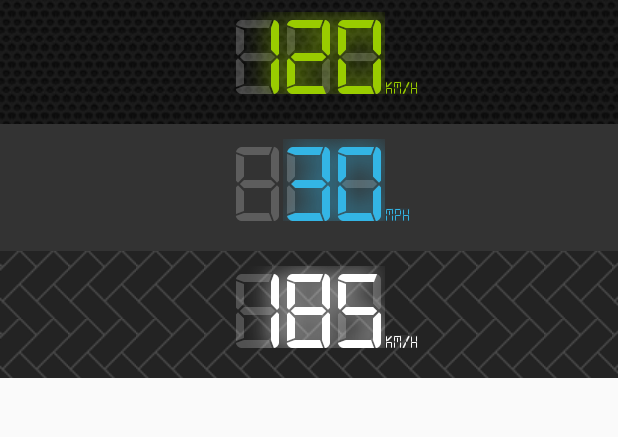
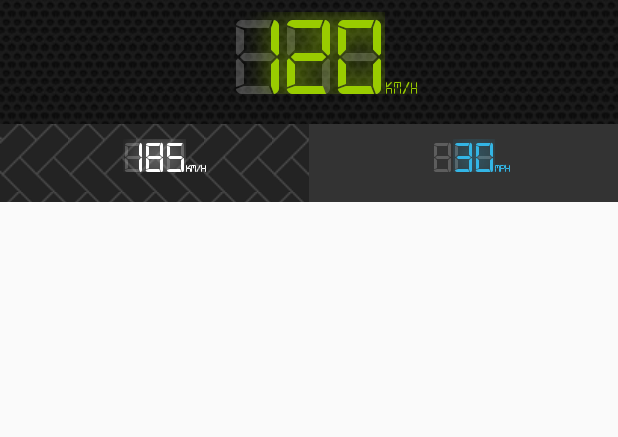
Before and after one commit to capur16/DigitSpeedView, an Android app: the screen it shows after launch (MainActivity), on a phone screen of 412 x 824 dp, the part 87-524 px from its top. Run offline under Robolectric (Android 15) with nearby library versions, the phone set to English and light mode, and no system bars.

Commit message:
Update demo

```diff
--- a/app/src/main/res/layout/activity_digit_speed_view.xml
+++ b/app/src/main/res/layout/activity_digit_speed_view.xml
@@ -1,45 +1,54 @@
 <?xml version="1.0" encoding="utf-8"?>
-<ScrollView android:layout_width="match_parent"
-    android:layout_height="match_parent"
-    xmlns:android="http://schemas.android.com/apk/res/android"
+<ScrollView xmlns:android="http://schemas.android.com/apk/res/android"
+    xmlns:app="http://schemas.android.com/apk/res-auto"
     xmlns:tools="http://schemas.android.com/tools"
-    xmlns:app="http://schemas.android.com/apk/res-auto">
+    android:layout_width="match_parent"
+    android:layout_height="match_parent">
+
     <LinearLayout
         android:layout_width="match_parent"
         android:layout_height="wrap_content"
-    android:orientation="vertical"
-    tools:context="com.github.capur16.digitspeedview.MainActivity">
+        android:orientation="vertical">
 
         <com.github.capur16.digitspeedviewlib.DigitSpeedView
             android:layout_width="wrap_content"
             android:layout_height="wrap_content"
             app:speed="120"
+            app:speedTextSize="50dp"
             app:unit="Km/h"
-        app:speedTextSize="50dp"
             app:unitTextSize="8dp" />
 
+        <LinearLayout
+            android:layout_width="match_parent"
+            android:layout_height="wrap_content"
+            android:orientation="horizontal"
+            android:weightSum="2"
+            tools:context="com.github.capur16.digitspeedview.MainActivity">
             <com.github.capur16.digitspeedviewlib.DigitSpeedView
-        android:layout_width="wrap_content"
+                android:layout_width="0dp"
                 android:layout_height="wrap_content"
+                android:layout_weight="1"
+                app:backgroundDrawable="@drawable/my_background"
+                app:speed="185"
+                app:speedTextColor="@android:color/white"
+                app:speedTextSize="20dp"
+                app:unit="Km/h"
+                app:unitTextColor="@android:color/white"
+                app:unitTextSize="5dp" />
+            <com.github.capur16.digitspeedviewlib.DigitSpeedView
+                android:layout_width="0dp"
+                android:layout_height="wrap_content"
+                android:layout_weight="1"
+                app:backgroundColor="@color/digit"
+                app:disableBackgroundImage="true"
                 app:speed="30"
+                app:speedTextColor="@android:color/holo_blue_light"
+                app:speedTextSize="20dp"
                 app:unit="mph"
-        app:speedTextColor="@android:color/holo_blue_light"
                 app:unitTextColor="@android:color/holo_blue_light"
-        app:speedTextSize="50dp"
-        app:unitTextSize="8dp"
-        app:backgroundColor="@color/digit"
-        app:disableBackgroundImage="true" />
+                app:unitTextSize="5dp" />
 
-    <com.github.capur16.digitspeedviewlib.DigitSpeedView
-        android:layout_width="wrap_content"
-        android:layout_height="wrap_content"
-        app:speed="185"
-        app:unit="Km/h"
-        app:speedTextColor="@android:color/white"
-        app:unitTextColor="@android:color/white"
-        app:speedTextSize="50dp"
-        app:unitTextSize="8dp"
-        app:backgroundDrawable="@drawable/my_background"/>
 
         </LinearLayout>
+    </LinearLayout>
 </ScrollView>
--- a/digitspeedviewlib/src/main/java/com/github/capur16/digitspeedviewlib/DigitSpeedView.java
+++ b/digitspeedviewlib/src/main/java/com/github/capur16/digitspeedviewlib/DigitSpeedView.java
@@ -6,6 +6,7 @@ import android.graphics.Color;
 import android.graphics.Typeface;
 import android.graphics.drawable.Drawable;
 import android.support.annotation.Nullable;
+import android.support.v4.content.ContextCompat;
 import android.util.AttributeSet;
 import android.view.LayoutInflater;
 import android.view.View;
@@ -22,10 +23,9 @@ public class DigitSpeedView extends RelativeLayout {
     private float speedTextSize = dpTOpx(40f);
     private float unitTextSize = dpTOpx(10f);
     private String speed = "0";
-    private final String color = "#99cc00";
-    private int speedTextColor = Color.parseColor(color);
-    private int unitTextColor = Color.parseColor(color);
-    private int backgoundColor = Color.parseColor(color);
+    private int speedTextColor;
+    private int unitTextColor;
+    private int backgoundColor = Color.BLACK;
     private TextView mSpeedBgTextView;
     private TextView mSpeedTextView;
     private TextView mSpeedUnitTextView;
@@ -49,6 +49,8 @@ public class DigitSpeedView extends RelativeLayout {
     }
 
     private void init(Context context) {
+        speedTextColor = ContextCompat.getColor(context, R.color.green);
+        unitTextColor = ContextCompat.getColor(context, R.color.green);
         final View rootView = LayoutInflater.from(context).inflate(R.layout.digit_speed_view, this, true);
         mainLayout = (RelativeLayout) rootView.findViewById(R.id.digit_speed_main);
         mSpeedTextView = (TextView) rootView.findViewById(R.id.digit_speed);
```
Lines whose indentation alone changed are shown as unchanged.
